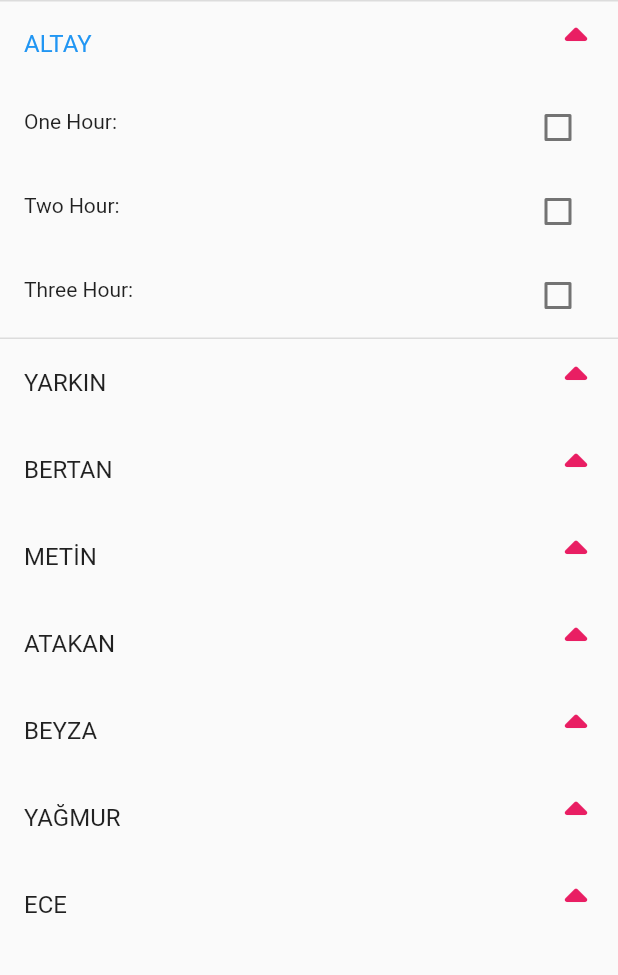
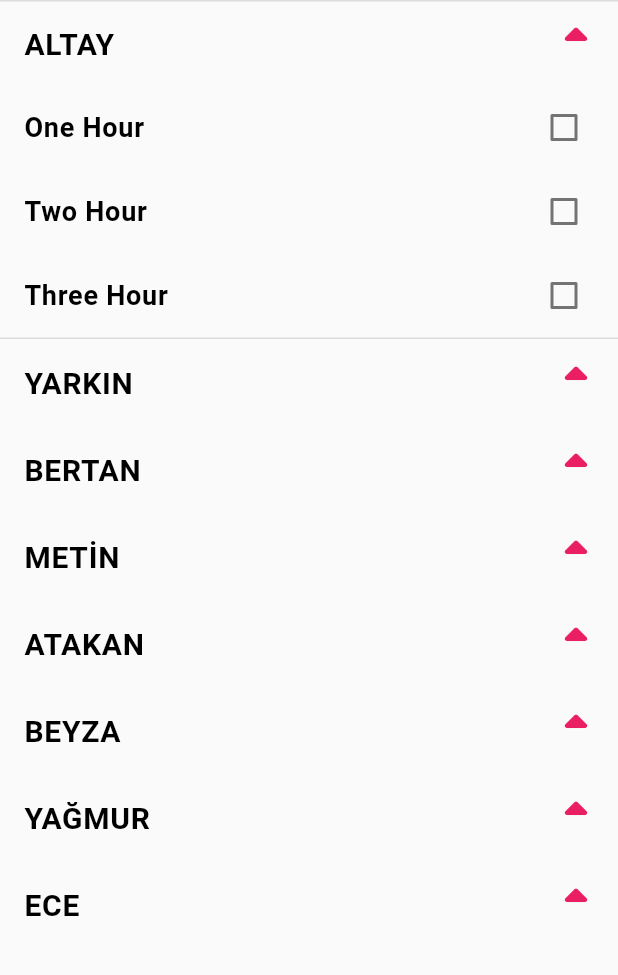
Before and after one commit to battletech45/Minerva, a Flutter app: the EditAttendance screen opened directly, after a tap on "ALTAY", on a phone screen of 412 x 824 dp, the part 84-1059 px from its top. Run offline on Flutter 3.47's test engine with Material 2 defaults, Android fonts, the phone set to English and light mode, and no system bars; our stand-ins replace cloud_firestore, file_picker, firebase_auth, firebase_core, firebase_storage, font_awesome_flutter and 1 more; accounts and stored records are empty.

Commit message:
Edit Attendance Checkboxes are modified

```diff
--- a/lib/Model/CustomWidgets.dart
+++ b/lib/Model/CustomWidgets.dart
@@ -38,11 +38,13 @@ class _customDrawerState extends State<customDrawer> {
     });
     print(userName);
   }
+
   @override
   void initState() {
     super.initState();
     getUserInfos();
   }
+
   @override
   Widget build(BuildContext context) {
     return Drawer(
@@ -74,7 +76,8 @@ class _customDrawerState extends State<customDrawer> {
             ),
           ),
           ListTile(
-            leading: Icon(FontAwesomeIcons.house, size: 25, color: Colors.black54),
+            leading:
+                Icon(FontAwesomeIcons.house, size: 25, color: Colors.black54),
             title: Text('Home',
                 style: TextStyle(fontSize: 24), textAlign: TextAlign.justify),
             onTap: () {
@@ -87,17 +90,20 @@ class _customDrawerState extends State<customDrawer> {
             title: Text('Profile',
                 style: TextStyle(fontSize: 24), textAlign: TextAlign.justify),
             onTap: () {
-              Navigator.of(context).pushReplacement(
-                  MaterialPageRoute(builder: (context) => isStudent ? ProfilePage() : ProfileTeacherPage()));
+              Navigator.of(context).pushReplacement(MaterialPageRoute(
+                  builder: (context) =>
+                      isStudent ? ProfilePage() : ProfileTeacherPage()));
             },
           ),
           ListTile(
-            leading: Icon(FontAwesomeIcons.star, size: 30, color: Colors.black54),
+            leading:
+                Icon(FontAwesomeIcons.star, size: 30, color: Colors.black54),
             title: Text('Grades',
                 style: TextStyle(fontSize: 24), textAlign: TextAlign.justify),
             onTap: () {
-              Navigator.of(context).pushReplacement(
-                  MaterialPageRoute(builder: (context) => isStudent ? StudentGradePage() : TeacherGradePage()));
+              Navigator.of(context).pushReplacement(MaterialPageRoute(
+                  builder: (context) =>
+                      isStudent ? StudentGradePage() : TeacherGradePage()));
             },
           ),
           ListTile(
@@ -107,11 +113,14 @@ class _customDrawerState extends State<customDrawer> {
                 style: TextStyle(fontSize: 24), textAlign: TextAlign.justify),
             onTap: () {
               Navigator.of(context).pushReplacement(MaterialPageRoute(
-                  builder: (context) => isStudent ? AttendanceStudentPage() : AttendanceTeacherPage()));
+                  builder: (context) => isStudent
+                      ? AttendanceStudentPage()
+                      : AttendanceTeacherPage()));
             },
           ),
           ListTile(
-            leading: Icon(FontAwesomeIcons.solidMessage, size: 30, color: Colors.black54),
+            leading: Icon(FontAwesomeIcons.solidMessage,
+                size: 30, color: Colors.black54),
             title: Text('Chat',
                 style: TextStyle(fontSize: 24), textAlign: TextAlign.justify),
             onTap: () {
@@ -120,43 +129,50 @@ class _customDrawerState extends State<customDrawer> {
             },
           ),
           ListTile(
-            leading: Icon(FontAwesomeIcons.solidNewspaper, size: 30, color: Colors.black54),
+            leading: Icon(FontAwesomeIcons.solidNewspaper,
+                size: 30, color: Colors.black54),
             title: Text('Announcement',
                 style: TextStyle(fontSize: 24), textAlign: TextAlign.justify),
             onTap: () {
               Navigator.of(context).pushReplacement(MaterialPageRoute(
-                  builder: (context) => isStudent ? AnnouncementStudentPage() : AnnouncementTeacherPage()));
+                  builder: (context) => isStudent
+                      ? AnnouncementStudentPage()
+                      : AnnouncementTeacherPage()));
             },
           ),
           ListTile(
-            leading: Icon(FontAwesomeIcons.book, size: 30, color: Colors.black54),
+            leading:
+                Icon(FontAwesomeIcons.book, size: 30, color: Colors.black54),
             title: Text('Content',
                 style: TextStyle(fontSize: 24), textAlign: TextAlign.justify),
             onTap: () {
-              Navigator.of(context).pushReplacement(
-                  MaterialPageRoute(builder: (context) => isStudent ? ContentStudent() : ContentTeacherPage()));
+              Navigator.of(context).pushReplacement(MaterialPageRoute(
+                  builder: (context) =>
+                      isStudent ? ContentStudent() : ContentTeacherPage()));
             },
           ),
-          SizedBox(height:15),
-          Divider(color: PageColors.secondaryColor,),
+          SizedBox(height: 15),
+          Divider(
+            color: PageColors.secondaryColor,
+          ),
           ListTile(
-            leading: Icon(FontAwesomeIcons.arrowRightFromBracket, size: 30, color: Colors.black54),
+            leading: Icon(FontAwesomeIcons.arrowRightFromBracket,
+                size: 30, color: Colors.black54),
             title: Text('Sign Out',
                 style: TextStyle(fontSize: 24), textAlign: TextAlign.justify),
             onTap: () {
               signout();
-
             },
           ),
         ],
       ),
     );
   }
-  Future signout() async{
+
+  Future signout() async {
     await FirebaseAuth.instance.signOut();
-    Navigator.of(context).pushReplacement(
-        MaterialPageRoute(builder: (context) => MainPage()));
-
+    Navigator.of(context)
+        .pushReplacement(MaterialPageRoute(builder: (context) => MainPage()));
   }
 }
 
@@ -211,7 +227,6 @@ class customContentFeed extends StatefulWidget {
 }
 
 class _customContentFeedState extends State<customContentFeed> {
-
   bool click = false;
   @override
   Widget build(BuildContext context) {
@@ -221,16 +236,18 @@ class _customContentFeedState extends State<customContentFeed> {
         Row(
           children: <Widget>[
             Padding(
-              padding: const EdgeInsets.symmetric(horizontal: 10,vertical: 10),
+              padding: const EdgeInsets.symmetric(horizontal: 10, vertical: 10),
               child: CircleAvatar(
                 radius: 25,
               ),
             ),
             SizedBox(width: 5),
-            Text("$name",style: TextStyle(fontSize: 17,fontWeight: FontWeight.bold),)
+            Text(
+              "$name",
+              style: TextStyle(fontSize: 17, fontWeight: FontWeight.bold),
+            )
           ],
         ),
-
         Padding(
           padding: const EdgeInsets.symmetric(horizontal: 10),
           child: Container(
@@ -238,22 +255,27 @@ class _customContentFeedState extends State<customContentFeed> {
             width: 400,
             decoration: BoxDecoration(
                 color: PageColors.secondaryColor,
-                borderRadius: BorderRadius.circular(8)
-            ),
+                borderRadius: BorderRadius.circular(8)),
           ),
         ),
         Row(
           children: [
             Padding(
-                padding: const EdgeInsets.symmetric(horizontal: 25,vertical: 5),
-                child:IconButton(
-                    icon: click ? Icon(FontAwesomeIcons.solidHeart,size: 38,color: Colors.red,) : Icon(FontAwesomeIcons.heart,size: 38),
+                padding:
+                    const EdgeInsets.symmetric(horizontal: 25, vertical: 5),
+                child: IconButton(
+                    icon: click
+                        ? Icon(
+                            FontAwesomeIcons.solidHeart,
+                            size: 38,
+                            color: Colors.red,
+                          )
+                        : Icon(FontAwesomeIcons.heart, size: 38),
                     onPressed: () {
                       setState(() {
-                        click =! click;
+                        click = !click;
                       });
-                    })
-            ),
+                    })),
           ],
         ),
       ],
@@ -267,7 +289,13 @@ class customExpansionPanel extends StatefulWidget {
   final int projectPoint;
   final int quizPoint;
 
-  const customExpansionPanel({Key? key, required this.courseName, required this.examPoint, required this.projectPoint, required this.quizPoint}) : super(key: key);
+  const customExpansionPanel(
+      {Key? key,
+      required this.courseName,
+      required this.examPoint,
+      required this.projectPoint,
+      required this.quizPoint})
+      : super(key: key);
   @override
   State<customExpansionPanel> createState() => _customExpansionPanelState();
 }
@@ -291,7 +319,8 @@ class _customExpansionPanelState extends State<customExpansionPanel> {
       child: ExpansionTile(
         title: Text("$course"),
         trailing: Icon(
-            expansionIcon ? FontAwesomeIcons.sortUp : FontAwesomeIcons.sortDown, color: Colors.pink),
+            expansionIcon ? FontAwesomeIcons.sortUp : FontAwesomeIcons.sortDown,
+            color: Colors.pink),
         children: <Widget>[
           ListTile(
             leading: Text("Exam: "),
@@ -306,7 +335,7 @@ class _customExpansionPanelState extends State<customExpansionPanel> {
             trailing: Text("$quiz"),
           )
         ],
-        onExpansionChanged: (bool expanded){
+        onExpansionChanged: (bool expanded) {
           setState(() {
             expansionIcon = expanded;
           });
@@ -320,7 +349,9 @@ class customCheckBoxListTile extends StatefulWidget {
   final List<String> classes;
   final int index;
 
-  const customCheckBoxListTile({Key? key, required this.classes, required this.index}) : super(key: key);
+  const customCheckBoxListTile(
+      {Key? key, required this.classes, required this.index})
+      : super(key: key);
   @override
   State<customCheckBoxListTile> createState() => _customCheckBoxListTileState();
 }
@@ -330,14 +361,12 @@ class _customCheckBoxListTileState extends State<customCheckBoxListTile> {
   @override
   Widget build(BuildContext context) {
     return CheckboxListTile(
-      title: Text(
-        widget.classes[widget.index],
-        style: TextStyle(
-          fontSize: 20,
-          fontWeight: FontWeight.w600,
-          color: Colors.black,
-          letterSpacing: 0.5)
-      ),
+      title: Text(widget.classes[widget.index],
+          style: TextStyle(
+              fontSize: 20,
+              fontWeight: FontWeight.w600,
+              color: Colors.black,
+              letterSpacing: 0.5)),
       value: isSelected,
       selected: !isSelected,
       onChanged: (val) {
@@ -348,3 +377,37 @@ class _customCheckBoxListTileState extends State<customCheckBoxListTile> {
     );
   }
 }
+
+class customEditCheckBoxListTile extends StatefulWidget {
+  final String hours;
+
+  const customEditCheckBoxListTile(
+      {Key? key, required this.hours})
+      : super(key: key);
+  @override
+  State<customEditCheckBoxListTile> createState() =>
+      _customEditCheckBoxListTileState();
+}
+
+class _customEditCheckBoxListTileState extends State<customEditCheckBoxListTile> {
+  bool isSelected = false;
+  @override
+  Widget build(BuildContext context) {
+    final String hours=widget.hours;
+    return CheckboxListTile(
+      title: Text("$hours",
+          style: TextStyle(
+              fontSize: 18,
+              fontWeight: FontWeight.w600,
+              color: Colors.black,
+              letterSpacing: 0.5)),
+      value: isSelected,
+      selected: !isSelected,
+      onChanged: (val) {
+        setState(() {
+          isSelected = val!;
+        });
+      },
+    );
+  }
+}
--- a/lib/View/EditAttendance.dart
+++ b/lib/View/EditAttendance.dart
@@ -38,54 +38,30 @@ class _EditAttendanceState extends State<EditAttendance> {
       body: Container(
         child: ListView.builder(
           itemCount: students.length,
-          itemBuilder: (context, index) => ExpansionTile(
-            title: Text(students[index]),
+          itemBuilder: (context, index){ return ExpansionTile(
+            title: Text(students[index],style: TextStyle(
+              fontSize: 20,
+              fontWeight: FontWeight.w600,
+              color: Colors.black,
+              letterSpacing: 0.5),),
             trailing: Icon(
                 expansionIcon
                     ? FontAwesomeIcons.sortUp
                     : FontAwesomeIcons.sortDown,
                 color: Colors.pink),
             children: <Widget>[
-              ListTile(
-                leading: Text("One Hour: "),
-                trailing: Checkbox(
-                  value: isSelected,
-                  onChanged: (val) {
-                    setState(() {
-                      isSelected = val!;
-                    });
-                  },
-                ),
-              ),
-              ListTile(
-                leading: Text("Two Hour: "),
-                trailing: Checkbox(
-                  value: isSelected,
-                  onChanged: (val) {
-                    setState(() {
-                      isSelected = val!;
-                    });
-                  },
-                ),
-              ),
-              ListTile(
-                leading: Text("Three Hour: "),
-                trailing: Checkbox(
-                  value: isSelected,
-                  onChanged: (val) {
-                    setState(() {
-                      isSelected = val!;
-                    });
-                  },
-                ),
-              )
+
+              customEditCheckBoxListTile(hours: "One Hour"),
+              customEditCheckBoxListTile(hours: "Two Hour"),
+             customEditCheckBoxListTile(hours: "Three Hour"),
             ],
             onExpansionChanged: (bool expanded) {
               setState(() {
                 expansionIcon = expanded;
               });
             },
-          ),
+          );
+          }
         ),
       ),
       drawer: customDrawer(),
```
